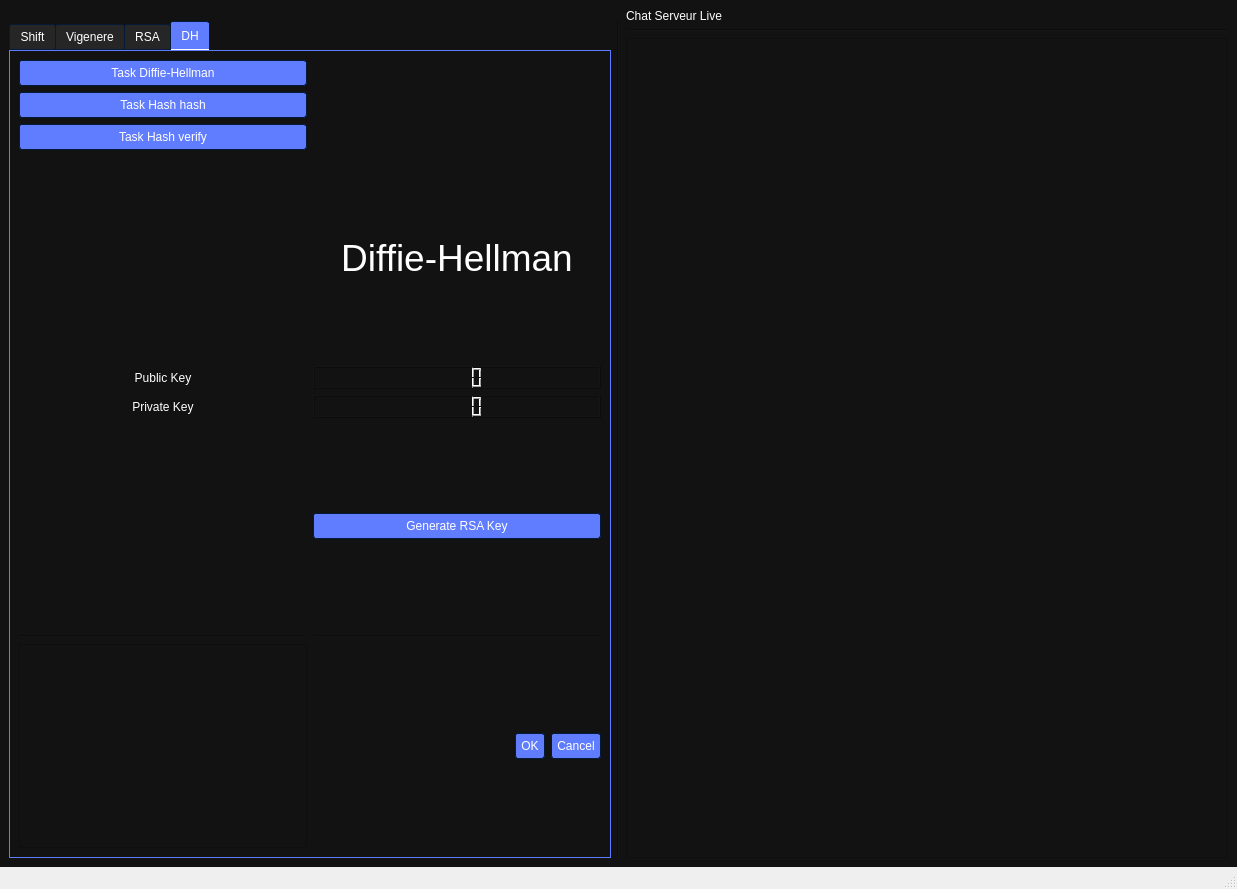
The window that GUI_crypto_V4.ui (rdtjulien/Cryptographie) describes before a commit, drawn with Qt 5.
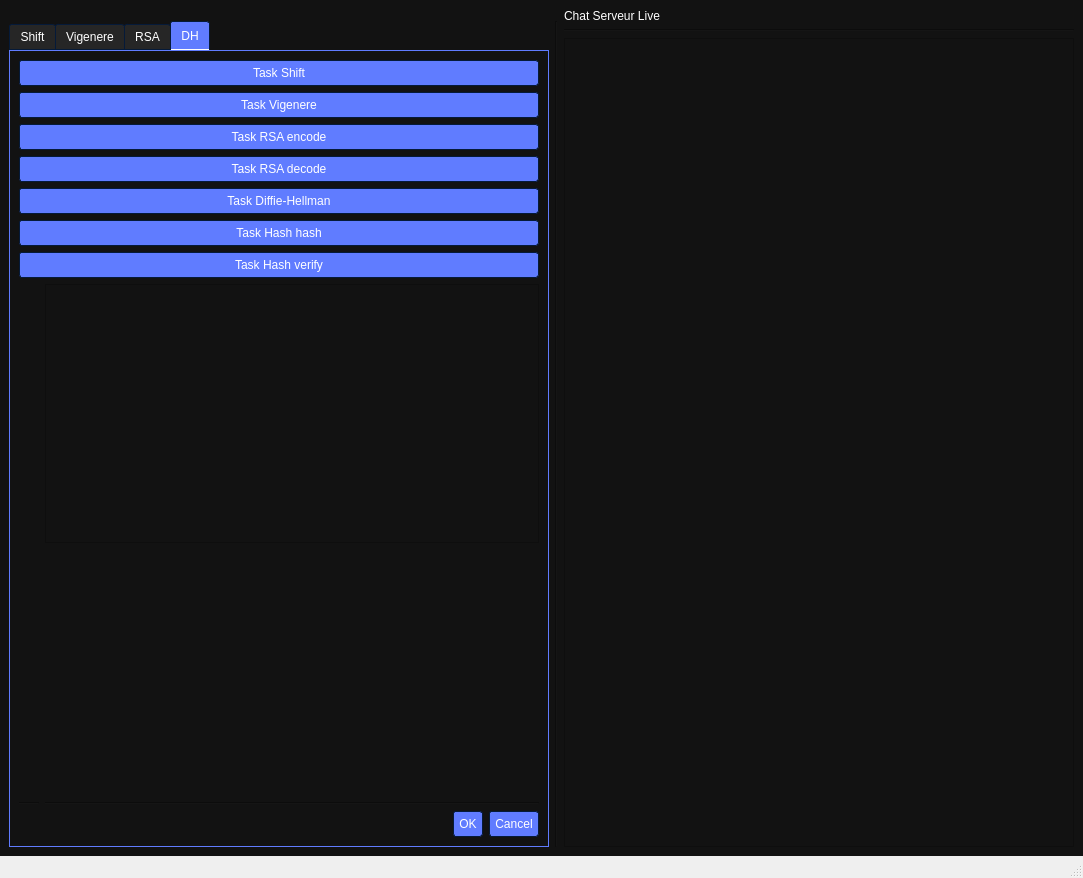
The same window after the commit. The open tabs and pages were chosen to show the change. Icons and pictures are not drawn.

Diff of the .ui file:
```diff
--- a/GUI_crypto_V4.ui
+++ b/GUI_crypto_V4.ui
@@ -6,8 +6,8 @@
    <rect>
     <x>0</x>
     <y>0</y>
-    <width>1237</width>
-    <height>889</height>
+    <width>1083</width>
+    <height>878</height>
    </rect>
   </property>
   <property name="sizePolicy">
@@ -1328,20 +1328,6 @@
                 </property>
                </spacer>
               </item>
-              <item row="0" column="0">
-               <widget class="QPushButton" name="pushButton_7">
-                <property name="text">
-                 <string>Task Shift encode</string>
-                </property>
-               </widget>
-              </item>
-              <item row="0" column="1">
-               <widget class="QPushButton" name="pushButton_10">
-                <property name="text">
-                 <string>Clear chat</string>
-                </property>
-               </widget>
-              </item>
              </layout>
             </item>
            </layout>
@@ -1452,11 +1438,20 @@
                </widget>
               </item>
               <item row="0" column="0">
-               <widget class="QPushButton" name="pushButton_6">
-                <property name="text">
-                 <string>Task Vigenere encode</string>
+               <spacer name="verticalSpacer_6">
+                <property name="orientation">
+                 <enum>Qt::Vertical</enum>
                 </property>
-               </widget>
+                <property name="sizeHint" stdset="0">
+                 <size>
+                  <width>20</width>
+                  <height>40</height>
+                 </size>
+                </property>
+               </spacer>
+              </item>
+              <item row="7" column="0">
+               <widget class="QPlainTextEdit" name="plainTextEdit_key_vigenere"/>
               </item>
              </layout>
             </item>
@@ -1469,44 +1464,7 @@
            <layout class="QGridLayout" name="gridLayout_11">
             <item row="2" column="0">
              <layout class="QGridLayout" name="gridLayout_10">
-              <item row="0" column="0">
-               <widget class="QPushButton" name="pushButton_4">
-                <property name="text">
-                 <string>Task RSA encode</string>
-                </property>
-               </widget>
-              </item>
-              <item row="6" column="0">
-               <widget class="QLabel" name="PublicKeyLabel">
-                <property name="text">
-                 <string>Public Key</string>
-                </property>
-                <property name="alignment">
-                 <set>Qt::AlignCenter</set>
-                </property>
-               </widget>
-              </item>
-              <item row="10" column="1">
-               <widget class="QDialogButtonBox" name="buttonBox">
-                <property name="standardButtons">
-                 <set>QDialogButtonBox::Cancel|QDialogButtonBox::Ok</set>
-                </property>
-               </widget>
-              </item>
-              <item row="2" column="0">
-               <spacer name="verticalSpacer_2">
-                <property name="orientation">
-                 <enum>Qt::Vertical</enum>
-                </property>
-                <property name="sizeHint" stdset="0">
-                 <size>
-                  <width>20</width>
-                  <height>40</height>
-                 </size>
-                </property>
-               </spacer>
-              </item>
-              <item row="7" column="0">
+              <item row="5" column="0">
                <widget class="QLabel" name="PrivateKeyLabel">
                 <property name="text">
                  <string>Private Key</string>
@@ -1567,27 +1525,6 @@
                 </property>
                </spacer>
               </item>
-              <item row="9" column="0">
-               <widget class="Line" name="line">
-                <property name="orientation">
-                 <enum>Qt::Horizontal</enum>
-                </property>
-               </widget>
-              </item>
-              <item row="8" column="1">
-               <widget class="QPushButton" name="RSA_Key_button_generator">
-                <property name="text">
-                 <string>Generate RSA Key</string>
-                </property>
-               </widget>
-              </item>
-              <item row="1" column="0">
-               <widget class="QPushButton" name="pushButton_3">
-                <property name="text">
-                 <string>Task RSA decode</string>
-                </property>
-               </widget>
-              </item>
              </layout>
             </item>
            </layout>
@@ -1599,44 +1536,35 @@
            <layout class="QGridLayout" name="gridLayout_2">
             <item row="0" column="0" rowspan="2" colspan="2">
              <layout class="QGridLayout" name="gridLayout_12">
-              <item row="5" column="1">
-               <widget class="QLCDNumber" name="lcdNumber_4">
-                <property name="digitCount">
-                 <number>5</number>
-                </property>
-               </widget>
-              </item>
-              <item row="7" column="0">
-               <spacer name="verticalSpacer_7">
-                <property name="orientation">
-                 <enum>Qt::Vertical</enum>
-                </property>
-                <property name="sizeHint" stdset="0">
-                 <size>
-                  <width>20</width>
-                  <height>40</height>
-                 </size>
-                </property>
-               </spacer>
-              </item>
-              <item row="9" column="0">
-               <widget class="QPlainTextEdit" name="plainTextEdit_5"/>
-              </item>
-              <item row="9" column="1">
+              <item row="11" column="1">
                <widget class="QDialogButtonBox" name="buttonBox_5">
                 <property name="standardButtons">
                  <set>QDialogButtonBox::Cancel|QDialogButtonBox::Ok</set>
                 </property>
                </widget>
               </item>
-              <item row="8" column="1">
+              <item row="4" column="0" colspan="2">
+               <widget class="QPushButton" name="pushButton_5">
+                <property name="text">
+                 <string>Task Diffie-Hellman</string>
+                </property>
+               </widget>
+              </item>
+              <item row="2" column="0" colspan="2">
+               <widget class="QPushButton" name="pushButton_4">
+                <property name="text">
+                 <string>Task RSA encode</string>
+                </property>
+               </widget>
+              </item>
+              <item row="10" column="1">
                <widget class="Line" name="line_10">
                 <property name="orientation">
                  <enum>Qt::Horizontal</enum>
                 </property>
                </widget>
               </item>
-              <item row="3" column="0">
+              <item row="7" column="0">
                <spacer name="verticalSpacer_8">
                 <property name="orientation">
                  <enum>Qt::Vertical</enum>
@@ -1649,106 +1577,64 @@
                 </property>
                </spacer>
               </item>
-              <item row="8" column="0">
+              <item row="10" column="0">
                <widget class="Line" name="line_9">
                 <property name="orientation">
                  <enum>Qt::Horizontal</enum>
                 </property>
                </widget>
               </item>
-              <item row="7" column="1">
-               <widget class="QPushButton" name="RSA_Key_button_generator_2">
-                <property name="text">
-                 <string>Generate RSA Key</string>
-                </property>
-               </widget>
-              </item>
-              <item row="3" column="1">
-               <widget class="QLabel" name="label_3">
-                <property name="sizePolicy">
-                 <sizepolicy hsizetype="Preferred" vsizetype="Preferred">
-                  <horstretch>0</horstretch>
-                  <verstretch>0</verstretch>
-                 </sizepolicy>
-                </property>
-                <property name="minimumSize">
-                 <size>
-                  <width>0</width>
-                  <height>0</height>
-                 </size>
-                </property>
-                <property name="font">
-                 <font>
-                  <pointsize>28</pointsize>
-                 </font>
-                </property>
-                <property name="styleSheet">
-                 <string notr="true"/>
-                </property>
-                <property name="lineWidth">
-                 <number>1</number>
-                </property>
-                <property name="text">
-                 <string>Diffie-Hellman</string>
-                </property>
-                <property name="scaledContents">
-                 <bool>true</bool>
-                </property>
-                <property name="alignment">
-                 <set>Qt::AlignCenter</set>
-                </property>
-                <property name="wordWrap">
-                 <bool>false</bool>
-                </property>
-                <property name="openExternalLinks">
-                 <bool>false</bool>
-                </property>
-               </widget>
-              </item>
-              <item row="6" column="1">
-               <widget class="QLCDNumber" name="lcdNumber_3"/>
-              </item>
-              <item row="0" column="0">
-               <widget class="QPushButton" name="pushButton_5">
-                <property name="text">
-                 <string>Task Diffie-Hellman</string>
-                </property>
-               </widget>
-              </item>
-              <item row="6" column="0">
-               <widget class="QLabel" name="PrivateKeyLabel_2">
-                <property name="text">
-                 <string>Private Key</string>
-                </property>
-                <property name="alignment">
-                 <set>Qt::AlignCenter</set>
-                </property>
-               </widget>
-              </item>
-              <item row="5" column="0">
-               <widget class="QLabel" name="PublicKeyLabel_2">
-                <property name="text">
-                 <string>Public Key</string>
-                </property>
-                <property name="alignment">
-                 <set>Qt::AlignCenter</set>
-                </property>
-               </widget>
-              </item>
-              <item row="1" column="0">
-               <widget class="QPushButton" name="pushButton_8">
-                <property name="text">
-                 <string>Task Hash hash</string>
-                </property>
-               </widget>
-              </item>
-              <item row="2" column="0">
+              <item row="6" column="0" colspan="2">
                <widget class="QPushButton" name="pushButton_9">
                 <property name="text">
                  <string>Task Hash verify</string>
                 </property>
                </widget>
               </item>
+              <item row="9" column="0">
+               <spacer name="verticalSpacer_7">
+                <property name="orientation">
+                 <enum>Qt::Vertical</enum>
+                </property>
+                <property name="sizeHint" stdset="0">
+                 <size>
+                  <width>20</width>
+                  <height>40</height>
+                 </size>
+                </property>
+               </spacer>
+              </item>
+              <item row="3" column="0" colspan="2">
+               <widget class="QPushButton" name="pushButton_3">
+                <property name="text">
+                 <string>Task RSA decode</string>
+                </property>
+               </widget>
+              </item>
+              <item row="7" column="1" rowspan="2">
+               <widget class="QTextBrowser" name="chatTask"/>
+              </item>
+              <item row="5" column="0" colspan="2">
+               <widget class="QPushButton" name="pushButton_8">
+                <property name="text">
+                 <string>Task Hash hash</string>
+                </property>
+               </widget>
+              </item>
+              <item row="1" column="0" colspan="2">
+               <widget class="QPushButton" name="pushButton_6">
+                <property name="text">
+                 <string>Task Vigenere</string>
+                </property>
+               </widget>
+              </item>
+              <item row="0" column="0" colspan="2">
+               <widget class="QPushButton" name="pushButton_7">
+                <property name="text">
+                 <string>Task Shift</string>
+                </property>
+               </widget>
+              </item>
              </layout>
             </item>
            </layout>
```
Left out of the diff: 421 changed lines with no effect on the pictures.
